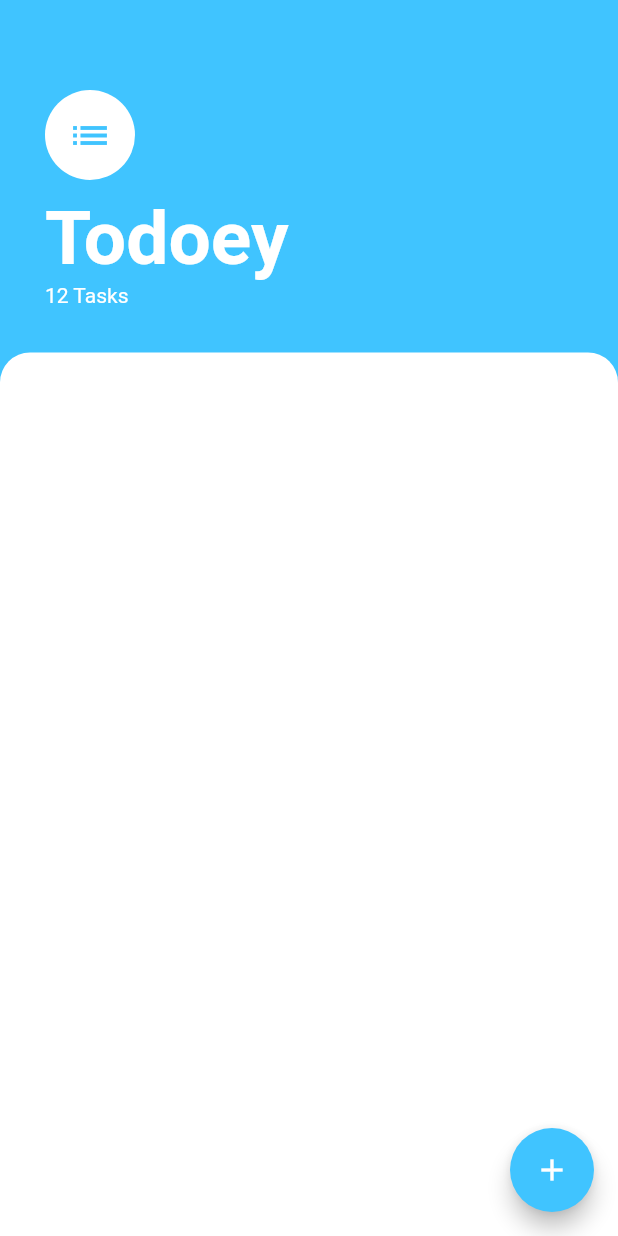
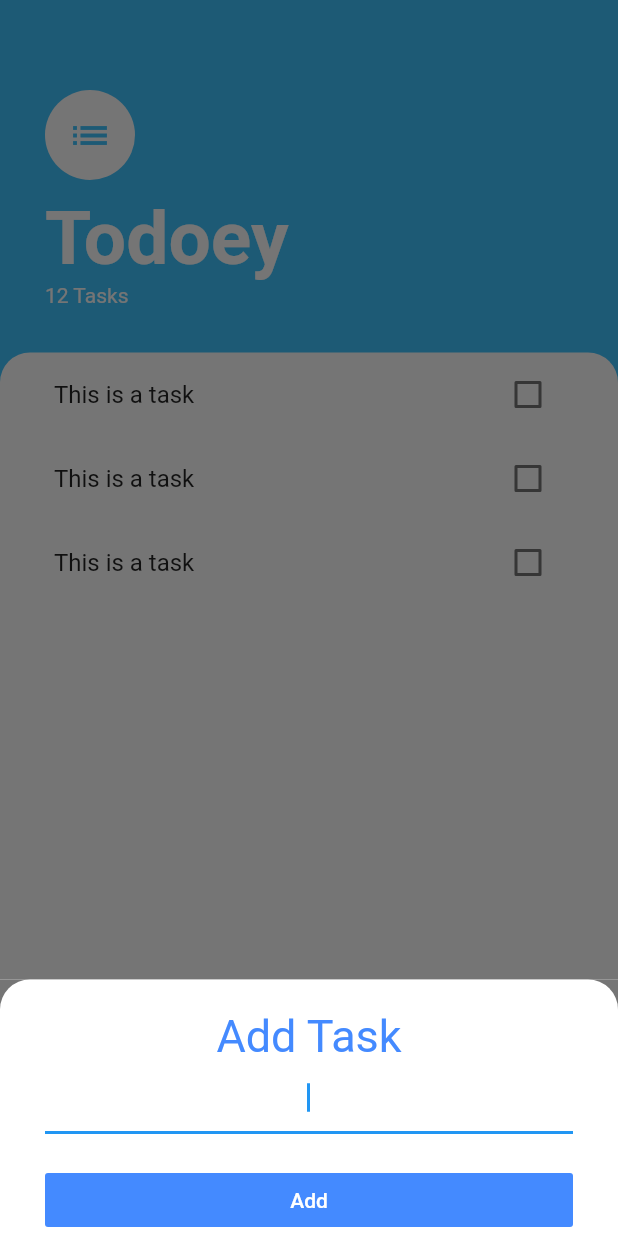
Before and after one commit to ginoabella/angela_todoey, a Flutter app: the screen it shows after launch, after a tap on the "add" icon, on a phone screen of 412 x 824 dp. Run offline on Flutter 3.47's test engine with Material 2 defaults, Android fonts, the phone set to English and light mode, and no system bars.

Commit message:
checkbox

```diff
--- /dev/null
+++ b/lib/screens/add_task_screen.dart
@@ -0,0 +1,50 @@
+import 'package:flutter/material.dart';
+
+class AddTaskScreen extends StatelessWidget {
+  @override
+  Widget build(BuildContext context) {
+    return Container(
+      color: Color(0xff757575),
+      child: Container(
+        decoration: BoxDecoration(
+          color: Colors.white,
+          borderRadius: BorderRadius.only(
+            topLeft: Radius.circular(20),
+            topRight: Radius.circular(20),
+          ),
+        ),
+        child: Padding(
+          padding: const EdgeInsets.only(top: 20, left: 30, right: 30),
+          child: Column(
+            crossAxisAlignment: CrossAxisAlignment.stretch,
+            children: <Widget>[
+              Text(
+                'Add Task',
+                textAlign: TextAlign.center,
+                style: TextStyle(
+                  color: Colors.blueAccent,
+                  fontSize: 30,
+                ),
+              ),
+              TextField(
+                autofocus: true,
+                textAlign: TextAlign.center,
+              ),
+              SizedBox(height: 20),
+              FlatButton(
+                onPressed: () {},
+                color: Colors.blueAccent,
+                child: Text(
+                  'Add',
+                  style: TextStyle(
+                    color: Colors.white,
+                  ),
+                ),
+              ),
+            ],
+          ),
+        ),
+      ),
+    );
+  }
+}
--- a/lib/screens/tasks_screen.dart
+++ b/lib/screens/tasks_screen.dart
@@ -1,4 +1,6 @@
 import 'package:flutter/material.dart';
+import 'package:todoey/screens/add_task_screen.dart';
+import 'package:todoey/widgets/tasks_list.dart';
 
 class TasksScreen extends StatelessWidget {
   @override
@@ -8,7 +10,21 @@ class TasksScreen extends StatelessWidget {
       floatingActionButton: FloatingActionButton(
         backgroundColor: Colors.lightBlueAccent,
         child: Icon(Icons.add),
-        onPressed: () {},
+        onPressed: () {
+          showModalBottomSheet(
+            context: context,
+            isScrollControlled: true,
+            builder: (context) => SingleChildScrollView(
+              child: Container(
+                child: Padding(
+                  padding: EdgeInsets.only(
+                      bottom: MediaQuery.of(context).viewInsets.bottom),
+                  child: AddTaskScreen(),
+                ),
+              ),
+            ),
+          );
+        },
       ),
       body: Column(
         crossAxisAlignment: CrossAxisAlignment.start,
@@ -47,6 +63,7 @@ class TasksScreen extends StatelessWidget {
           ),
           Expanded(
             child: Container(
+              padding: EdgeInsets.symmetric(horizontal: 20),
               decoration: BoxDecoration(
                 color: Colors.white,
                 borderRadius: BorderRadius.only(
@@ -54,6 +71,7 @@ class TasksScreen extends StatelessWidget {
                   topRight: Radius.circular(20),
                 ),
               ),
+              child: TasksList(),
             ),
           ),
         ],
--- /dev/null
+++ b/lib/widgets/task_tile.dart
@@ -0,0 +1,45 @@
+import 'package:flutter/material.dart';
+
+class TaskTile extends StatefulWidget {
+  @override
+  _TaskTileState createState() => _TaskTileState();
+}
+
+class _TaskTileState extends State<TaskTile> {
+  bool isChecked = false;
+
+  @override
+  Widget build(BuildContext context) {
+    return ListTile(
+      title: Text(
+        'This is a task',
+        style: TextStyle(
+          decoration:
+              isChecked ? TextDecoration.lineThrough : TextDecoration.none,
+        ),
+      ),
+      trailing: TaskCheckbox(
+        checkboxState: isChecked,
+        toggleCheckboxState: (bool checkboxState) {
+          setState(() => isChecked = checkboxState);
+        },
+      ),
+    );
+  }
+}
+
+class TaskCheckbox extends StatelessWidget {
+  final bool checkboxState;
+  final Function toggleCheckboxState;
+
+  const TaskCheckbox({this.checkboxState, this.toggleCheckboxState});
+
+  @override
+  Widget build(BuildContext context) {
+    return Checkbox(
+      value: checkboxState,
+      activeColor: Colors.blueAccent,
+      onChanged: toggleCheckboxState,
+    );
+  }
+}
--- /dev/null
+++ b/lib/widgets/tasks_list.dart
@@ -0,0 +1,15 @@
+import 'package:flutter/material.dart';
+import 'package:todoey/widgets/task_tile.dart';
+
+class TasksList extends StatelessWidget {
+  @override
+  Widget build(BuildContext context) {
+    return ListView(
+      children: <Widget>[
+        TaskTile(),
+        TaskTile(),
+        TaskTile(),
+      ],
+    );
+  }
+}
```
